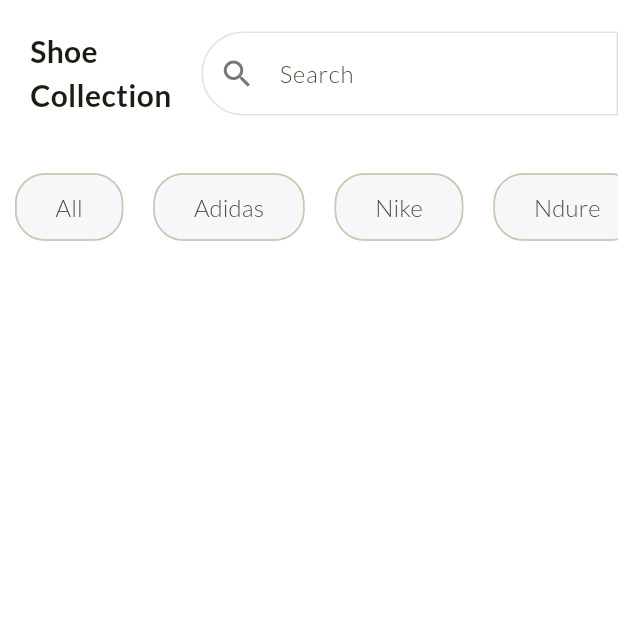
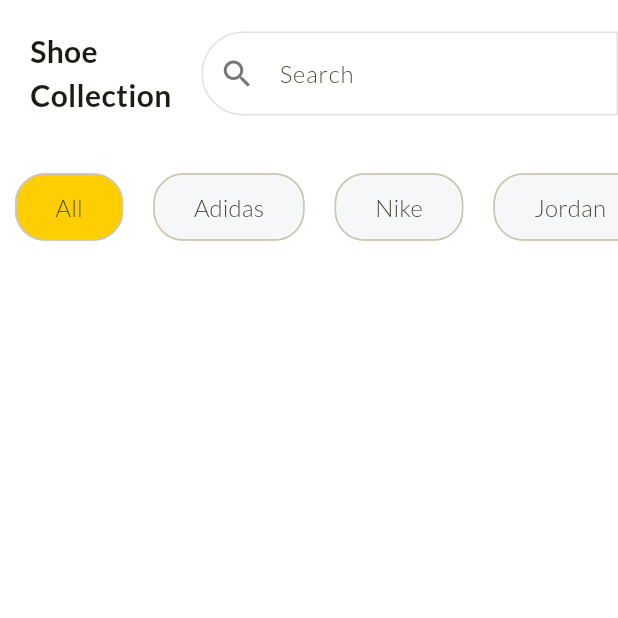
Before and after one commit to rjunaidd/shop_app_demo, a Flutter app: the screen it shows after launch, on a phone screen of 412 x 824 dp, the top half of it. Run offline on Flutter 3.47's test engine with Material 3 defaults, Android fonts, the phone set to English and light mode, and no system bars; our stand-ins replace google_fonts.

Commit message:
update code

```diff
--- a/lib/home_page.dart
+++ b/lib/home_page.dart
@@ -1,17 +1,29 @@
 import 'package:flutter/material.dart';
 import 'package:google_fonts/google_fonts.dart';
-
-class HomePage extends StatelessWidget {
+class HomePage extends StatefulWidget {
   const HomePage({super.key});
 
-  final List<String> filters = const [
+  @override
+  State<HomePage> createState() => _HomePageState();
+}
+
+class _HomePageState extends State<HomePage> {
+
+  final filters = [
     "All",
     "Adidas",
     "Nike",
-    "Ndure",
-    "Bata",
     "Jordan",
   ];
+
+  late String selectedFilter;
+
+  @override
+  void initState() {
+    super.initState();
+
+    selectedFilter = filters[0];
+  }
 
   @override
   Widget build(BuildContext context) {
@@ -60,8 +72,13 @@
                   final filter = filters[index];
                   return Padding(
                     padding: const EdgeInsets.symmetric(horizontal: 10),
+                    child: InkWell(
+                      onTap: (){
+                        selectedFilter = filter;
+                      },
                       child: Chip(
-                      backgroundColor: Color.fromRGBO(245, 247, 249, 1),
+                        backgroundColor: selectedFilter == filter ? Theme.of(context).colorScheme.primary
+                            : const Color.fromRGBO(245, 247, 249, 1),
                           label: Text(filter),
                       labelStyle: TextStyle(
                         fontSize: 16,
@@ -74,6 +91,7 @@
                         vertical: 10
                       ),
                       ),
+                    ),
                   );
                 },
               ),
--- a/lib/main.dart
+++ b/lib/main.dart
@@ -16,7 +16,9 @@
       theme: ThemeData(
         fontFamily: 'Lato',
         colorScheme: ColorScheme.fromSeed(
-            seedColor: Color.fromRGBO(254, 206, 1, 1)),
+            seedColor: Color.fromRGBO(254, 206, 1, 1),
+        primary: const Color.fromRGBO(254, 206, 1, 1)
+        ),
 
       inputDecorationTheme:const InputDecorationTheme(
         hintStyle: TextStyle(
```
Lines whose indentation alone changed are shown as unchanged.
